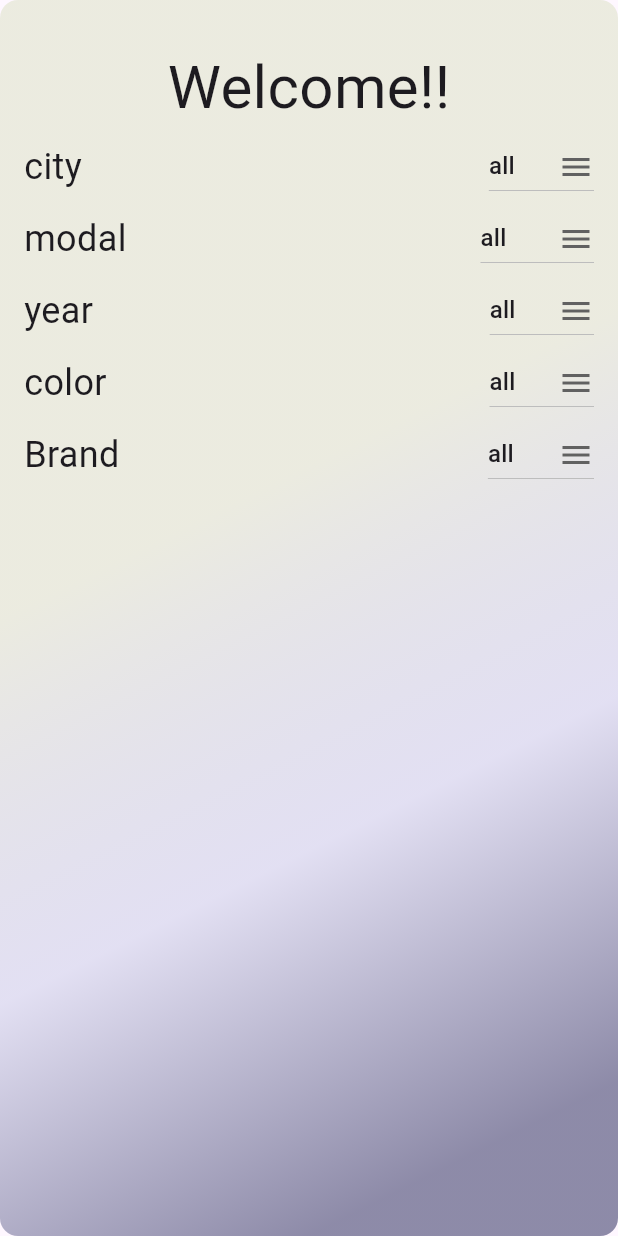
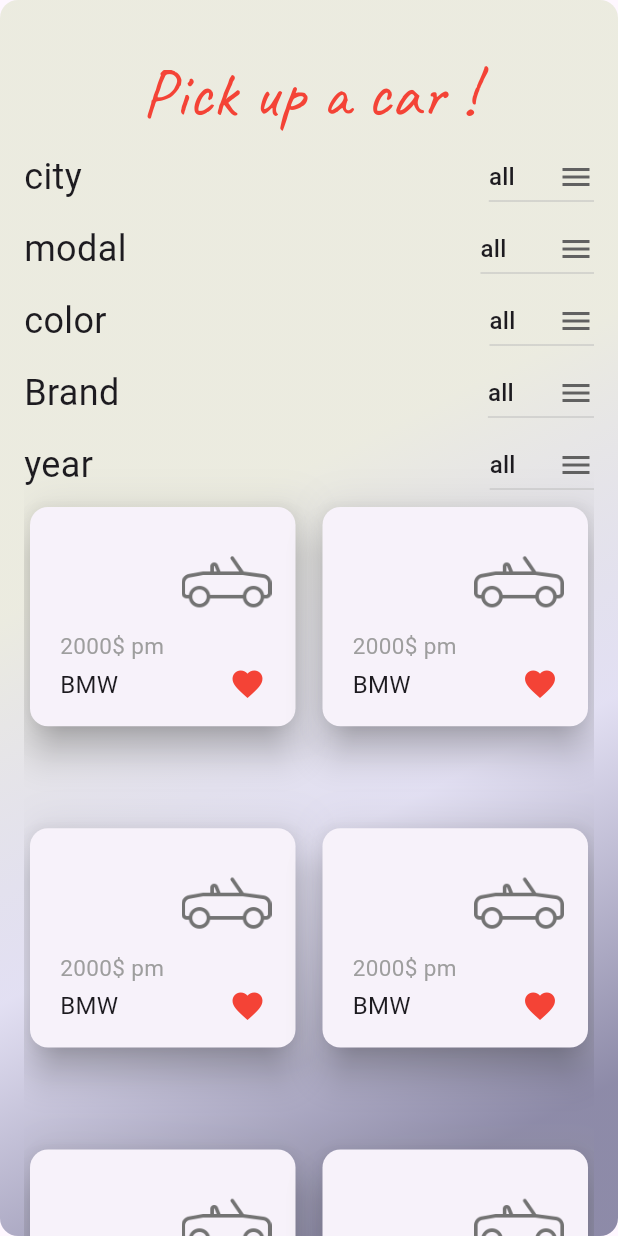
Before and after one commit to Yousefjoo17/Car_Rental, a Flutter app: the CustomerHomeView screen opened directly, on a phone screen of 412 x 824 dp. Run offline on Flutter 3.47's test engine with Material 3 defaults, Android fonts, the phone set to English and light mode, and no system bars; our stand-ins replace go_router, modal_progress_hud_nsn, sqflite; accounts and stored records are empty.

Commit message:
grid list view

```diff
--- a/lib/features/customer/presentation/views/CustomerHomeView.dart
+++ b/lib/features/customer/presentation/views/CustomerHomeView.dart
@@ -1,10 +1,11 @@
 import 'package:carrental/constants.dart';
 import 'package:carrental/core/methods/Custom_Box_Decoration.dart';
 import 'package:carrental/core/widgets/customDropDownButton.dart';
+import 'package:carrental/features/customer/presentation/views/widgets/customCarCard.dart';
 import 'package:flutter/material.dart';
 
 class CustomerHomeView extends StatefulWidget {
-  const CustomerHomeView({super.key});
+  const CustomerHomeView({Key? key}) : super(key: key);
 
   @override
   State<CustomerHomeView> createState() => _CustomerHomeViewState();
@@ -21,25 +22,32 @@ class _CustomerHomeViewState extends State<CustomerHomeView> {
   List<String> colorList = ['all', 'vone', 'vtwo', 'vthree', 'vfour', 'vfive'];
   String? branddropDownValue = 'all';
   List<String> brandList = ['all', 'bone', 'btwo', 'tbhree', 'fbour', 'bfive'];
+
   @override
   Widget build(BuildContext context) {
     return Scaffold(
       body: Container(
         decoration: customBoxDecoration(
-            [kprimaryColor0, kprimaryColor1, kprimaryColor2]),
+          [kprimaryColor0, kprimaryColor1, kprimaryColor2],
+        ),
         child: Padding(
           padding: const EdgeInsets.symmetric(horizontal: 16),
-          child: Column(
-            crossAxisAlignment: CrossAxisAlignment.stretch,
-            children: [
-              const SizedBox(height: 30),
-              const Center(
+          child: CustomScrollView(
+            slivers: [
+              const SliverToBoxAdapter(
+                child: SizedBox(height: 30),
+              ),
+              const SliverToBoxAdapter(
+                child: Center(
                   child: Text(
-                  "Welcome!!",
-                  style: TextStyle(fontSize: 40),
+                    "Pick up a car !",
+                    style: TextStyle(
+                        fontSize: 45, fontFamily: 'Caveat', color: Colors.red),
                   ),
                 ),
-              Row(
+              ),
+              SliverToBoxAdapter(
+                child: Row(
                   children: [
                     const Text(
                       "city",
@@ -57,7 +65,9 @@ class _CustomerHomeViewState extends State<CustomerHomeView> {
                     )
                   ],
                 ),
-              Row(
+              ),
+              SliverToBoxAdapter(
+                child: Row(
                   children: [
                     const Text(
                       "modal",
@@ -72,10 +82,52 @@ class _CustomerHomeViewState extends State<CustomerHomeView> {
                           modaldropDownValue = value;
                         });
                       },
-                  )
+                    ),
                   ],
                 ),
-              Row(
+              ),
+              SliverToBoxAdapter(
+                child: Row(
+                  children: [
+                    const Text(
+                      "color",
+                      style: TextStyle(fontSize: 24),
+                    ),
+                    const Spacer(),
+                    CustomDropdown(
+                      value: colordropDownValue,
+                      itemsList: colorList,
+                      onChanged: (value) {
+                        setState(() {
+                          colordropDownValue = value;
+                        });
+                      },
+                    ),
+                  ],
+                ),
+              ),
+              SliverToBoxAdapter(
+                child: Row(
+                  children: [
+                    const Text(
+                      "Brand",
+                      style: TextStyle(fontSize: 24),
+                    ),
+                    const Spacer(),
+                    CustomDropdown(
+                      value: branddropDownValue,
+                      itemsList: brandList,
+                      onChanged: (value) {
+                        setState(() {
+                          branddropDownValue = value;
+                        });
+                      },
+                    ),
+                  ],
+                ),
+              ),
+              SliverToBoxAdapter(
+                child: Row(
                   children: [
                     const Text(
                       "year",
@@ -93,42 +145,19 @@ class _CustomerHomeViewState extends State<CustomerHomeView> {
                     ),
                   ],
                 ),
-              Row(
-                children: [
-                  const Text(
-                    "color",
-                    style: TextStyle(fontSize: 24),
               ),
-                  const Spacer(),
-                  CustomDropdown(
-                    value: colordropDownValue,
-                    itemsList: colorList,
-                    onChanged: (value) {
-                      setState(() {
-                        colordropDownValue = value;
-                      });
-                    },
+              SliverGrid(
+                gridDelegate: const SliverGridDelegateWithFixedCrossAxisCount(
+                  crossAxisCount: 2,
+                  childAspectRatio: 1.2,
+                  crossAxisSpacing: 10,
+                  mainAxisSpacing: 60,
                 ),
-                ],
+                delegate: SliverChildBuilderDelegate(
+                    (BuildContext context, int index) {
+                  return const CustomCarCard();
+                }, childCount: 20),
               ),
-              Row(
-                children: [
-                  const Text(
-                    "Brand",
-                    style: TextStyle(fontSize: 24),
-                  ),
-                  const Spacer(),
-                  CustomDropdown(
-                    value: branddropDownValue,
-                    itemsList: brandList,
-                    onChanged: (value) {
-                      setState(() {
-                        branddropDownValue = value;
-                      });
-                    },
-                  ),
-                ],
-              )
             ],
           ),
         ),
--- /dev/null
+++ b/lib/features/customer/presentation/views/widgets/carItem.dart
@@ -0,0 +1,10 @@
+import 'package:flutter/material.dart';
+
+class CarItem extends StatelessWidget {
+  const CarItem({super.key});
+
+  @override
+  Widget build(BuildContext context) {
+    return Container();
+  }
+}
--- /dev/null
+++ b/lib/features/customer/presentation/views/widgets/customCarCard.dart
@@ -0,0 +1,74 @@
+import 'package:carrental/core/utils/assets.dart';
+import 'package:flutter/material.dart';
+
+// ignore: must_be_immutable
+class CustomCarCard extends StatelessWidget {
+  const CustomCarCard({
+    super.key,
+  });
+
+  @override
+  Widget build(BuildContext context) {
+    return GestureDetector(
+      onTap: () {
+        //Navigator.pushNamed(context, UpdateProduct.id, arguments: product);
+      },
+      child: Stack(
+        clipBehavior: Clip.none,
+        children: [
+          Container(
+            //height: 120,
+            //width: 200,
+            decoration: BoxDecoration(boxShadow: [
+              BoxShadow(
+                blurRadius: 20,
+                color: Colors.grey.withOpacity(.2),
+                spreadRadius: 0,
+                offset: const Offset(5, 0),
+              )
+            ]),
+            child: const Card(
+              elevation: 10,
+              child: Padding(
+                padding: EdgeInsets.symmetric(horizontal: 20, vertical: 16),
+                child: Column(
+                  mainAxisAlignment: MainAxisAlignment.end,
+                  crossAxisAlignment: CrossAxisAlignment.start,
+                  children: [
+                    Text(
+                      r'2000$ pm',
+                      style: TextStyle(color: Colors.grey, fontSize: 15),
+                    ),
+                    SizedBox(height: 3),
+                    Row(
+                      mainAxisAlignment: MainAxisAlignment.spaceBetween,
+                      children: [
+                        Text(
+                          'BMW',
+                          style: TextStyle(fontSize: 16),
+                        ),
+                        Icon(
+                          Icons.favorite,
+                          color: Colors.red,
+                        )
+                      ],
+                    )
+                  ],
+                ),
+              ),
+            ),
+          ),
+          Positioned(
+            right: 20,
+            //top: -20,
+            bottom: 70,
+            child: Image.asset(
+              AssetsData.logo,
+              height: 60,
+            ),
+          ),
+        ],
+      ),
+    );
+  }
+}
```
Lines whose indentation alone changed are shown as unchanged.
